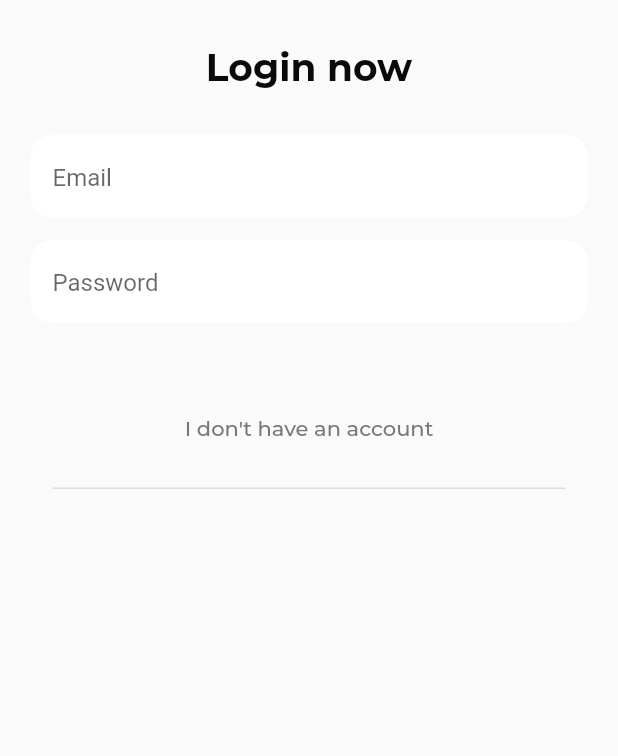
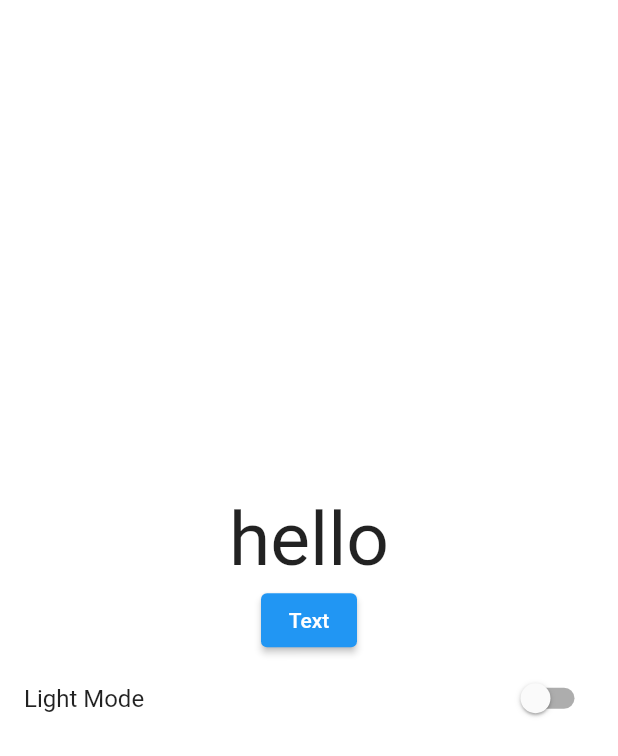
Before and after one commit to DatNguyen011/ecommerce_app, a Flutter app: the screen it shows after launch, on a phone screen of 412 x 824 dp. Shown: the top 756 px of the screen. Run offline on Flutter 3.47's test engine with Material 2 defaults, Android fonts, the phone set to English and light mode, and no system bars; our stand-ins replace firebase_core, get, shared_preferences; missing offline and left inert: flutter_notification_channel; accounts and stored records are empty.

Commit message:
commit 4

```diff
--- /dev/null
+++ b/ECommerce_App/lib/consts/app_colors.dart
@@ -0,0 +1,11 @@
+import 'dart:ui';
+
+import 'package:flutter/material.dart';
+
+class AppColors{
+  static const Color lightScaffoldColor = Colors.white;
+  static const Color lightPrimary = Color(0xFF181059);
+  static const Color lightCardColor = Color.fromARGB(106, 250, 250, 250);
+  static const Color darkScaffoldColor = Color.fromARGB(255, 9, 3, 27);
+  static const Color darkPrimary = Color.fromARGB(255, 94, 75, 236);
+}
--- a/ECommerce_App/lib/consts/colors.dart
+++ /dev/null
@@ -1,11 +0,0 @@
-import 'package:flutter/material.dart';
-const Color textColor = Color.fromRGBO(10, 10, 10, 1.0);
-const Color subTextColor=Color.fromRGBO(120, 120, 120, 1);
-const Color primaryColor=Color.fromRGBO(251, 219, 104, 1);
-const Color textFieldGrey = Color.fromRGBO(209, 209, 209, 1);
-const Color fontGrey = Color.fromRGBO(107, 115, 119, 1);
-const Color darkFontGrey = Color.fromRGBO(62, 68, 71, 1);
-const Color whiteColor = Color.fromRGBO(255, 255, 255, 1);
-const Color lightGrey = Color.fromRGBO(239, 239, 239, 1);
-const Color redColor = Color.fromRGBO(230, 46, 4, 1);
-const Color golden = Color.fromRGBO(255, 168, 0, 1);
--- a/ECommerce_App/lib/consts/consts.dart
+++ /dev/null
@@ -1,5 +0,0 @@
-export './colors.dart';
-export './images.dart';
-export './strings.dart';
-export './styles.dart';
-export 'package:velocity_x/velocity_x.dart';
--- a/ECommerce_App/lib/consts/strings.dart
+++ /dev/null
@@ -1,3 +0,0 @@
-const appname = "WAVELL";
-const appversion = "Version 1.0.0";
-const credits = "@DatNguyen011";
--- a/ECommerce_App/lib/consts/styles.dart
+++ /dev/null
@@ -1,3 +0,0 @@
-const regular = "sans_regular";
-const semiBold = "sans_semibold";
-const bold = "sans_bold";
--- /dev/null
+++ b/ECommerce_App/lib/consts/theme_data.dart
@@ -0,0 +1,16 @@
+import 'package:ecommerce_app/consts/app_colors.dart';
+import 'package:flutter/cupertino.dart';
+import 'package:flutter/material.dart';
+
+class Styles{
+  static ThemeData themeData({required bool isDarkTheme,required BuildContext context}){
+    return ThemeData(
+      scaffoldBackgroundColor: isDarkTheme
+          ? AppColors.darkScaffoldColor
+          :AppColors.lightScaffoldColor,
+      cardColor: isDarkTheme
+        ? const Color.fromARGB(225, 13, 6, 37)
+          : AppColors.lightCardColor,
+    );
+  }
+}
--- a/ECommerce_App/lib/main.dart
+++ b/ECommerce_App/lib/main.dart
@@ -1,14 +1,15 @@
 import 'dart:developer';
 
-import 'package:ecommerce_app/consts/consts.dart';
-import 'package:ecommerce_app/screens/auth/login_screen.dart';
-import 'package:ecommerce_app/screens/splash_screen.dart';
+import 'package:ecommerce_app/consts/theme_data.dart';
+import 'package:ecommerce_app/provider/theme_provider.dart';
+import 'package:ecommerce_app/screens/home_screen.dart';
 import 'package:firebase_core/firebase_core.dart';
 import 'package:flutter/material.dart';
 import 'package:flutter/services.dart';
 import 'package:flutter_notification_channel/flutter_notification_channel.dart';
 import 'package:flutter_notification_channel/notification_importance.dart';
 import 'package:get/get.dart';
+import 'package:provider/provider.dart';
 
 late Size mq;
 
@@ -32,25 +33,20 @@ class MyApp extends StatelessWidget {
 
   @override
   Widget build(BuildContext context) {
-    return MaterialApp(
-        debugShowCheckedModeBanner: false,
-        theme: ThemeData(
-            appBarTheme: const AppBarTheme(
-              centerTitle: true,
-              elevation: 1,
-              iconTheme: IconThemeData(color: Colors.black),
-              backgroundColor: Colors.white,
-            )),
-        home: const LoginScreen());
+    return MultiProvider(
+      providers: [
+        ChangeNotifierProvider(create: (_){
+          return ThemeProvider();
+        })
+      ],
+      child: Consumer<ThemeProvider>(
+        builder: (context, themeProvider, child) {
+          return MaterialApp(
+              debugShowCheckedModeBanner: false,
+              theme: Styles.themeData(isDarkTheme: themeProvider.getIsDarkTheme,context: context),
+              home: const HomeScreen());
+        }
+      ),
+    );
   }
 }
-// _initializeFirebase() async {
-//   await Firebase.initializeApp(options: DefaultFirebaseOptions.currentPlatform);
-//
-//   var result = await FlutterNotificationChannel.registerNotificationChannel(
-//       description: 'For Showing Message Notification',
-//       id: 'chats',
-//       importance: NotificationImportance.IMPORTANCE_HIGH,
-//       name: 'Chats');
-//   log('\nNotification Channel Result: $result');
-// }
--- /dev/null
+++ b/ECommerce_App/lib/provider/theme_provider.dart
@@ -0,0 +1,23 @@
+import 'package:flutter/material.dart';
+import 'package:shared_preferences/shared_preferences.dart';
+
+class ThemeProvider with ChangeNotifier{
+  static const THEME_STATUS="THEME_STATUS";
+  bool darkTheme=false;
+  bool get getIsDarkTheme => darkTheme;
+  ThemeProvider(){
+    getTheme();
+  }
+  setDarkTheme(bool value) async{
+    SharedPreferences sharedPreferences=await SharedPreferences.getInstance();
+    sharedPreferences.setBool(THEME_STATUS, value);
+    darkTheme=value;
+    notifyListeners();
+  }
+  Future<bool> getTheme()async{
+    SharedPreferences sharedPreferences=await SharedPreferences.getInstance();
+    darkTheme=sharedPreferences.getBool(THEME_STATUS)?? false;
+    notifyListeners();
+    return darkTheme;
+  }
+}
--- a/ECommerce_App/lib/screens/auth/login_screen.dart
+++ /dev/null
@@ -1,186 +0,0 @@
-import 'package:ecommerce_app/consts/colors.dart';
-import 'package:ecommerce_app/widgets/commonTextFormFeild.dart';
-import 'package:flutter/material.dart';
-import 'package:google_fonts/google_fonts.dart';
-class LoginScreen extends StatefulWidget {
-  const LoginScreen({Key? key}) : super(key: key);
-
-  @override
-  State<LoginScreen> createState() => _LoginScreenState();
-}
-
-class _LoginScreenState extends State<LoginScreen> {
-  TextEditingController emailController=TextEditingController();
-  TextEditingController passController=TextEditingController();
-  final GlobalKey<FormState> _logInKey = GlobalKey<FormState>();
-  static final RegExp emailRegex = RegExp(
-      r"^[a-zA-Z0-9.a-zA-Z0-9.!#$%&'*+-/=?^_`{|}~]+@[a-zA-Z0-9]+\.[a-zA-Z]+");
-  @override
-  Widget build(BuildContext context) {
-    return Scaffold(
-      //body
-      body: SingleChildScrollView(
-        child: SafeArea(
-          child: Container(
-            padding: EdgeInsets.only(left: 20,right: 20),
-            child: Form(
-              //key: _logInKey,
-              child: Column(children: [
-                const SizedBox(
-                  height: 30,
-                ),
-                Container(
-                  alignment: Alignment.center,
-                  child: Text(
-                    'Login now',
-                    style: GoogleFonts.montserrat(
-                        color: textColor,
-                        textStyle: Theme.of(context).textTheme.displayLarge,
-                        fontSize: 25,
-                        fontWeight: FontWeight.w700),
-                  ),
-                ),
-                const SizedBox(
-                  height: 30,
-                ),
-                commonTextFormField(false,'Email', emailController,(String? value){
-                  if(!emailRegex.hasMatch(value.toString())) {
-                    return 'Email Format not matching';
-                  }
-                  return null;
-                }),
-                const SizedBox(
-                  height: 15,
-                ),
-                commonTextFormField(true,'Password', passController,(String? value){
-                  if(value!.length<6){
-                    return 'Password must be at least 6 characters';
-                  }
-                  return null;
-                }),
-                const SizedBox(
-                  height: 30,
-                ),
-                // loginAuthButton(context, 'Login'),
-                InkWell(
-                  child: Container(
-                    height: 80,
-                    alignment: Alignment.center,
-                    child: Text(
-                      'I don\'t have an account',
-                      style: GoogleFonts.montserrat(
-                        color: subTextColor,
-                        fontWeight: FontWeight.w500,
-                        fontSize: 14,
-                      ),
-                    ),
-                  ),
-                  onTap: () {
-                    //Navigator.push(context, MaterialPageRoute(builder: (_)=>const SignUpScreen()));
-                  },
-                ),
-                Container(
-                  width: double.infinity,
-                  height: 1,
-                  margin: const EdgeInsets.only(left: 15, right: 15),
-                  decoration: BoxDecoration(
-                    color: const Color.fromRGBO(220, 220, 220, 1),
-                    borderRadius: BorderRadius.circular(15),
-                  ),
-                ),
-                const SizedBox(
-                  height: 30,
-                ),
-                // socialMediaIntegrationButtons(),
-                //app logo
-                // AnimatedPositioned(
-                //     top: mq.height * .15,
-                //     right: _isAnimate ? mq.width * .25 : -mq.width * .5,
-                //     width: mq.width * .5,
-                //     duration: const Duration(seconds: 1),
-                //     child: Image.asset('images/icon.png')),
-
-                //google login button
-                // Positioned(
-                //     bottom: mq.height * .15,
-                //     left: mq.width * .05,
-                //     width: mq.width * .9,
-                //     height: mq.height * .06,
-                //     child: ElevatedButton.icon(
-                //         style: ElevatedButton.styleFrom(
-                //             backgroundColor: const Color.fromARGB(255, 223, 255, 187),
-                //             shape: const StadiumBorder(),
-                //             elevation: 1),
-                //         onPressed: () {
-                //           _handleGoogleBtnClick();
-                //         },
-                //
-                //         //google icon
-                //         icon: Image.asset('images/google.png', height: mq.height * .03),
-                //
-                //         //login with google label
-                //         label: RichText(
-                //           text: const TextSpan(
-                //               style: TextStyle(color: Colors.black, fontSize: 16),
-                //               children: [
-                //                 TextSpan(text: 'Login with '),
-                //                 TextSpan(
-                //                     text: 'Google',
-                //                     style: TextStyle(fontWeight: FontWeight.w500)),
-                //               ]),
-                //         ))),
-              ]),
-            ),
-          ),
-        ),
-      ),
-    );
-  }
-  Widget loginAuthButton(BuildContext context, String buttonName) {
-    return InkWell(
-      child: Container(
-        alignment: Alignment.center,
-        height: 55,
-        width: double.infinity,
-        decoration: BoxDecoration(
-          color: primaryColor,
-          borderRadius: BorderRadius.circular(15),
-        ),
-        child: Text(
-          buttonName,
-          style: GoogleFonts.montserrat(
-              fontSize: 16, fontWeight: FontWeight.w600, color: Colors.black),
-        ),
-      ),
-      onTap: () async{
-        if(_logInKey.currentState!.validate()){
-          print('Validated');
-          final EmailLoginResults emailLoginResults=await loginWithEmailAndPassAuth(
-              email: emailController.text,
-              password: passController.text);
-          print(emailLoginResults);
-          String msg='';
-          if(emailLoginResults==EmailLoginResults.SignInCompleted){
-            Navigator.pushAndRemoveUntil(
-                context,
-                MaterialPageRoute(builder: (_)=>HomeScreen()),
-                    (route) => false);
-            msg='Login Complete';
-          }else if(emailLoginResults==EmailLoginResults.EmailNotVerified){
-            msg='Email is not Verified.\nPlease Verify your email then Login';
-          }else if(emailLoginResults==EmailLoginResults.EmailOrPasswordInvalid){
-            msg='Email And Password Invalid';
-          }else{
-            msg='Login Not Complete';
-          }
-          if(msg!=''){
-            ScaffoldMessenger.of(context).showSnackBar(SnackBar(content: Text(msg)));
-          }
-        }
-        else{
-          print('Not Validated');
-        }
-      },
-    );
-  }
-}
--- /dev/null
+++ b/ECommerce_App/lib/screens/home_screen.dart
@@ -0,0 +1,35 @@
+import 'package:ecommerce_app/consts/app_colors.dart';
+import 'package:ecommerce_app/provider/theme_provider.dart';
+import 'package:flutter/material.dart';
+import 'package:get/get.dart';
+import 'package:provider/provider.dart';
+class HomeScreen extends StatefulWidget {
+  const HomeScreen({Key? key}) : super(key: key);
+
+  @override
+  State<HomeScreen> createState() => _HomeScreenState();
+}
+
+class _HomeScreenState extends State<HomeScreen> {
+  @override
+  Widget build(BuildContext context) {
+    final themeProvider=Provider.of<ThemeProvider>(context);
+    return Scaffold(
+      body: Center(
+        child: Column(
+          mainAxisAlignment: MainAxisAlignment.center,
+          children: [
+            Text("hello",style: TextStyle(fontSize: 50),),
+            ElevatedButton(onPressed: (){}, child: Text("Text")),
+            SwitchListTile(
+              title: Text(themeProvider.getIsDarkTheme?"Dark Mode": "Light Mode"),
+                value: themeProvider.getIsDarkTheme,
+                onChanged: (value){
+                  themeProvider.setDarkTheme(value);
+                })
+          ],
+        ),
+      ),
+    );
+  }
+}
--- a/ECommerce_App/lib/widgets/commonTextFormFeild.dart
+++ /dev/null
@@ -1,27 +0,0 @@
-import 'package:flutter/material.dart';
-import 'package:google_fonts/google_fonts.dart';
-
-Widget commonTextFormField(bool obsText,String hintText,TextEditingController controller,String? Function(String?)? validator){
-  return Container(
-    height: 55,
-    padding: const EdgeInsets.only(top:4,left: 15,right: 15),
-    decoration: BoxDecoration(
-      color: Colors.white,
-      borderRadius: BorderRadius.circular(15),
-
-    ),
-    child: TextFormField(
-      obscureText: obsText,
-      validator: validator,
-      controller: controller,
-      decoration: InputDecoration(
-          hintText: hintText,
-          border: InputBorder.none,
-          contentPadding: const EdgeInsets.all(0),
-          hintStyle: const TextStyle(
-            height: 1,
-          )
-      ),
-    ),
-  );
-}
--- a/ECommerce_App/pubspec.yaml
+++ b/ECommerce_App/pubspec.yaml
@@ -34,6 +34,8 @@ dependencies:
 
   # The following adds the Cupertino Icons font to your application.
   # Use with the CupertinoIcons class for iOS style icons.
+  shared_preferences: ^2.2.1
+  provider: ^6.0.5
   cupertino_icons: ^1.0.2
   velocity_x: ^3.5.1
   get: ^4.6.5
```
Also changed, not shown: ECommerce_App/lib/screens/splash_screen.dart (deleted, +0 -64 lines), ECommerce_App/lib/consts/images.dart (deleted), ECommerce_App/pubspec.lock, 3 other files.
